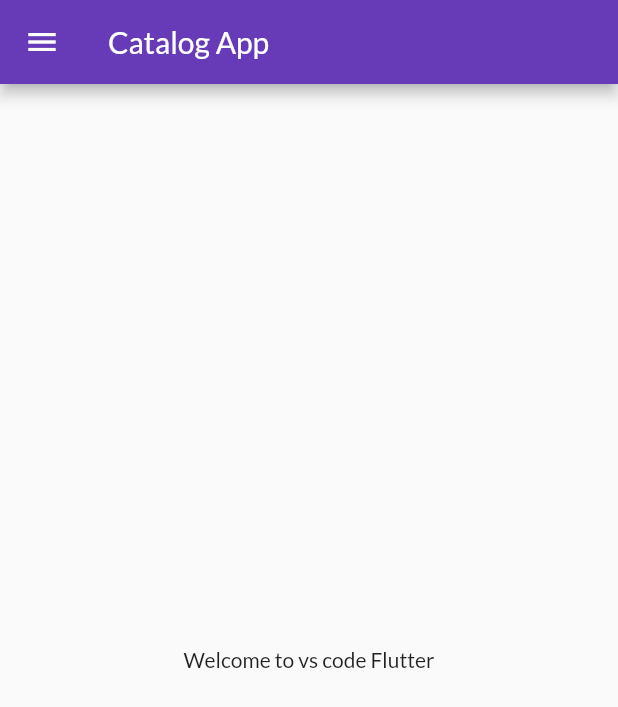
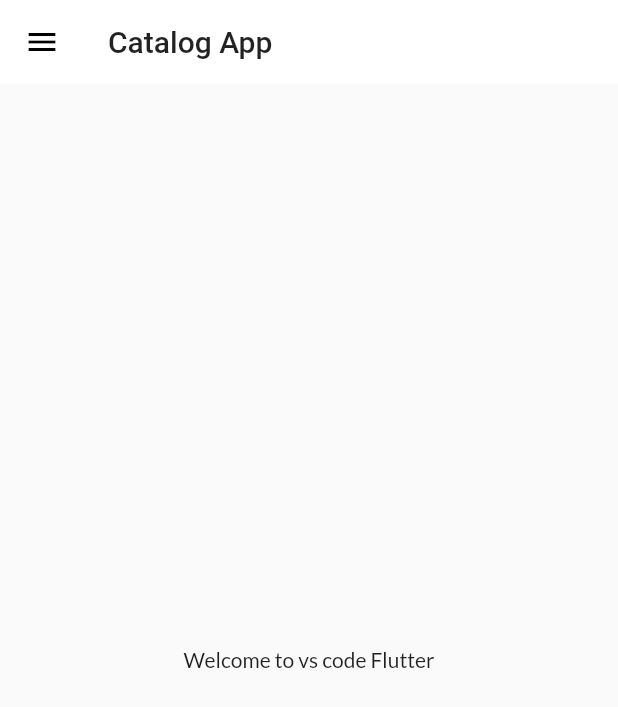
Before and after one commit to vickkybopche/flutter-first-project, a Flutter app: the screen it shows after launch, on a phone screen of 412 x 824 dp. Shown: the top 707 px of the screen. Run offline on Flutter 3.47's test engine with Material 2 defaults, Android fonts, the phone set to English and light mode, and no system bars; our stand-ins replace google_fonts.

Commit message:
themes managed

```diff
--- a/lib/Pages/home_page.dart
+++ b/lib/Pages/home_page.dart
@@ -6,7 +6,6 @@ class HomePage extends StatelessWidget {
   @override
   Widget build(BuildContext context) {
     return Scaffold(
-
 
       appBar: AppBar(
         title: Text("Catalog App"),
--- a/lib/main.dart
+++ b/lib/main.dart
@@ -2,7 +2,8 @@ import "package:flutter/material.dart";
 import 'package:flutter_app/Pages/home_page.dart';
 import 'package:flutter_app/Pages/login_page.dart';
 import 'package:flutter_app/utils/routes.dart';
-import 'package:google_fonts/google_fonts.dart';
+import 'package:flutter_app/widgets/theme.dart';
+
 void main(){
   runApp(MyApp());
 }
@@ -13,15 +14,8 @@ class MyApp extends StatelessWidget {
     return MaterialApp(
       debugShowCheckedModeBanner: false,
       themeMode: ThemeMode.light,
-      theme: ThemeData(
-
-        primarySwatch: Colors.deepPurple,
-        fontFamily: GoogleFonts.lato().fontFamily
-      ),
-      darkTheme: ThemeData(
-        brightness: Brightness.dark,
-        // primarySwatch: Colors.red
-      ),
+      theme: MyTheme.lightTheme(context),
+      darkTheme: MyTheme.darkTheme(context),
       initialRoute: MyRoutes.homeRoute,
       routes: {
         "/":(context)=> LoginPage(),
--- /dev/null
+++ b/lib/widgets/theme.dart
@@ -0,0 +1,18 @@
+import 'package:flutter/material.dart';
+import 'package:google_fonts/google_fonts.dart';
+class MyTheme{
+  static ThemeData  lightTheme(BuildContext context) => ThemeData(
+     primarySwatch: Colors.deepPurple,
+        fontFamily: GoogleFonts.lato().fontFamily,
+        appBarTheme: AppBarTheme(
+          color: Colors.white,
+          elevation: 0.0,
+          iconTheme: IconThemeData(color: Colors.black),
+          textTheme: Theme.of(context).textTheme,
+        ),
+  );
+
+   static ThemeData  darkTheme(BuildContext context) => ThemeData(
+   brightness: Brightness.dark,
+  );
+}
```
